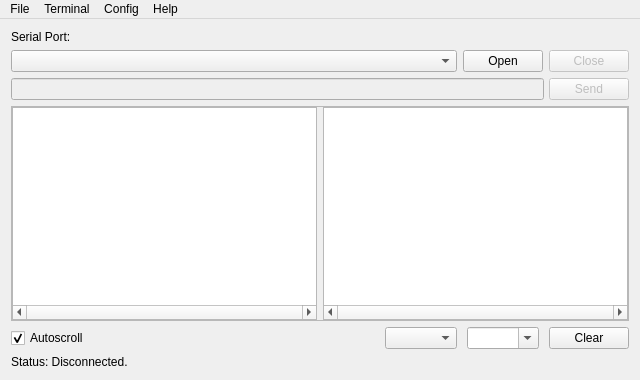
The window that SUSTerm/mainwindow.ui (J-Rios/SUSTerm) describes before a commit, drawn with Qt 5.
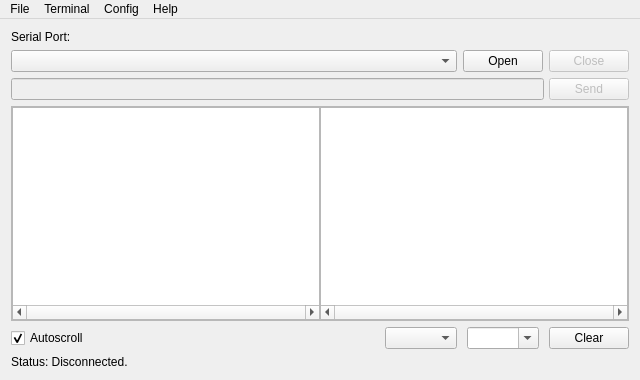
The same window after the commit.

Commit message: Space between ASCII and HEX textbrowsers set to 0.

Diff of the .ui file:
```diff
--- a/SUSTerm/mainwindow.ui
+++ b/SUSTerm/mainwindow.ui
@@ -231,8 +231,8 @@
         <rect>
          <x>0</x>
          <y>0</y>
-         <width>620</width>
-         <height>195</height>
+         <width>616</width>
+         <height>179</height>
         </rect>
        </property>
        <property name="sizePolicy">
@@ -256,6 +256,9 @@
         </property>
         <item>
          <layout class="QHBoxLayout" name="horizontalLayout_6">
+          <property name="spacing">
+           <number>0</number>
+          </property>
           <item>
            <widget class="QTextBrowser" name="textBrowser_serial_0">
             <property name="sizePolicy">
@@ -277,8 +280,8 @@
              <string>&lt;!DOCTYPE HTML PUBLIC &quot;-//W3C//DTD HTML 4.0//EN&quot; &quot;http://www.w3.org/TR/REC-html40/strict.dtd&quot;&gt;
 &lt;html&gt;&lt;head&gt;&lt;meta name=&quot;qrichtext&quot; content=&quot;1&quot; /&gt;&lt;style type=&quot;text/css&quot;&gt;
 p, li { white-space: pre-wrap; }
-&lt;/style&gt;&lt;/head&gt;&lt;body style=&quot; font-family:'Ubuntu'; font-size:11pt; font-weight:400; font-style:normal;&quot;&gt;
-&lt;p style=&quot;-qt-paragraph-type:empty; margin-top:0px; margin-bottom:0px; margin-left:0px; margin-right:0px; -qt-block-indent:0; text-indent:0px; font-family:'MS Shell Dlg 2'; font-size:7.8pt;&quot;&gt;&lt;br /&gt;&lt;/p&gt;&lt;/body&gt;&lt;/html&gt;</string>
+&lt;/style&gt;&lt;/head&gt;&lt;body style=&quot; font-family:'MS Shell Dlg 2'; font-size:7.8pt; font-weight:400; font-style:normal;&quot;&gt;
+&lt;p style=&quot;-qt-paragraph-type:empty; margin-top:0px; margin-bottom:0px; margin-left:0px; margin-right:0px; -qt-block-indent:0; text-indent:0px;&quot;&gt;&lt;br /&gt;&lt;/p&gt;&lt;/body&gt;&lt;/html&gt;</string>
             </property>
             <property name="acceptRichText">
              <bool>true</bool>
```
Left out of the diff: 2 changed lines with no effect on the pictures.
